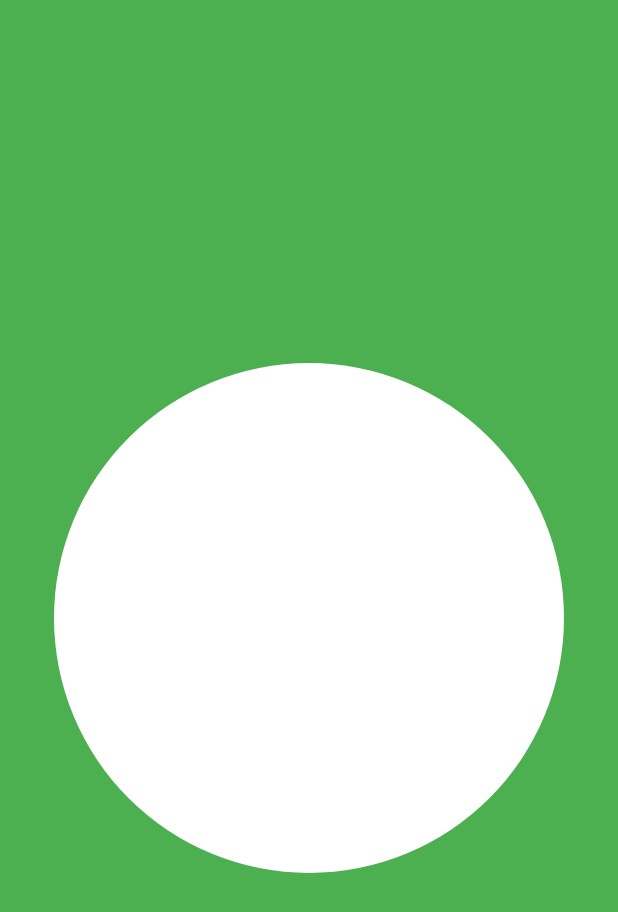
After one commit to nischal08/navigation-demo, a Flutter app: the SecondScreen screen opened directly, on a phone screen of 412 x 824 dp. The commit adds this screen. Shown: the top 912 px of the screen. Run offline on Flutter 3.47's test engine with Material 3 defaults, Android fonts, the phone set to English and light mode, and no system bars; our stand-ins replace get.

Commit message:
feat: worked on tween, curved animation and expliciting calling of animation

```diff
--- /dev/null
+++ b/lib/second_screen.dart
@@ -0,0 +1,158 @@
+import 'dart:math';
+
+import 'package:flutter/material.dart';
+
+class ShakeCurve extends Curve {
+  @override
+  double transform(double t) => sin(t * pi * 2);
+}
+
+class SecondScreen extends StatefulWidget {
+  const SecondScreen({
+    super.key,
+  });
+
+  @override
+  State<SecondScreen> createState() => _SecondScreenState();
+}
+
+class _SecondScreenState extends State<SecondScreen>
+    with SingleTickerProviderStateMixin {
+  late Animation<double> animation;
+
+  late AnimationController controller;
+
+  @override
+  void initState() {
+    super.initState();
+    controller =
+        AnimationController(duration: const Duration(seconds: 1), vsync: this);
+    animation = Tween<double>(begin: 0, end: 12).animate(controller)
+      ..addListener(() {
+        if (animation.isCompleted) {
+          controller.reverse();
+        } else if (animation.isDismissed) {
+          controller.forward();
+        }
+      });
+    // animation = CurvedAnimation(parent: controller, curve: Curves.easeInOut)
+    //   ..addStatusListener((status) {
+    //     if (animation.isCompleted) {
+    //       controller.reverse();
+    //     } else if (animation.isDismissed) {
+    //       controller.forward();
+    //     }
+    //   });
+    controller.forward();
+  }
+
+  @override
+  void dispose() {
+    controller.dispose();
+    super.dispose();
+  }
+
+  @override
+  Widget build(BuildContext context) {
+    return Scaffold(
+      backgroundColor: Colors.green,
+      body: Center(
+        // child: AnimatedBoxContainer(animation: animation),
+        // child: AnimatedTweenBoxContainer(animation: animation),
+        child: AnimatedTweenContainer(animation: animation),
+      ),
+    );
+  }
+}
+
+class AnimatedBoxContainer extends AnimatedWidget {
+  const AnimatedBoxContainer({
+    super.key,
+    required Animation<double> animation,
+  }) : super(listenable: animation);
+  // static final _opacityTween = Tween<double>(begin: 0.3, end: 1);
+  static final _sizeTween = Tween<double>(begin: 1, end: 10);
+  @override
+  Widget build(BuildContext context) {
+    final animation = listenable as Animation<double>;
+    return Transform.scale(
+      scale: _sizeTween.evaluate(animation),
+      child:
+          // Opacity(
+          // opacity: _opacityTween.evaluate(animation),
+          // child:
+          Container(
+        decoration: const BoxDecoration(
+          shape: BoxShape.circle,
+          color: Colors.white,
+        ),
+        height: 100,
+        width: 100,
+      ),
+      // ),
+    );
+  }
+}
+
+class AnimatedTweenBoxContainer extends AnimatedWidget {
+  const AnimatedTweenBoxContainer({
+    super.key,
+    required Animation<double> animation,
+  }) : super(listenable: animation);
+  // static final _opacityTween = Tween<double>(begin: 0.3, end: 1);
+  // static final _sizeTween = Tween<double>(begin: 1, end: 10);
+  @override
+  Widget build(BuildContext context) {
+    final animation = listenable as Animation<double>;
+    return Transform.scale(
+      scale: 1 + animation.value,
+      child:
+          // Opacity(
+          // opacity: _opacityTween.evaluate(animation),
+          // child:
+          Container(
+        decoration: const BoxDecoration(
+          shape: BoxShape.circle,
+          color: Colors.white,
+        ),
+        height: 100,
+        width: 100,
+      ),
+      // ),
+    );
+  }
+}
+
+class AnimatedTweenContainer extends StatelessWidget {
+  const AnimatedTweenContainer({
+    super.key,
+    required this.animation,
+  });
+  final Animation<double> animation;
+  // static final _opacityTween = Tween<double>(begin: 0.3, end: 1);
+  // static final _sizeTween = Tween<double>(begin: 1, end: 10);
+  @override
+  Widget build(BuildContext context) {
+    return AnimatedBuilder(
+      animation: animation,
+      builder: (context,_) {
+        return Transform.scale(
+          scale: 1 + animation.value,
+          child:
+              // Opacity(
+              // opacity: _opacityTween.evaluate(animation),
+              // child:
+              Container(
+            decoration: const BoxDecoration(
+              shape: BoxShape.circle,
+              color: Colors.white,
+            ),
+            height: 100,
+            width: 100,
+          ),
+          // ),
+        );
+      }
+    );
+  }
+}
```
Also changed, not shown: lib/home_screen.dart (+11 -0 lines).
